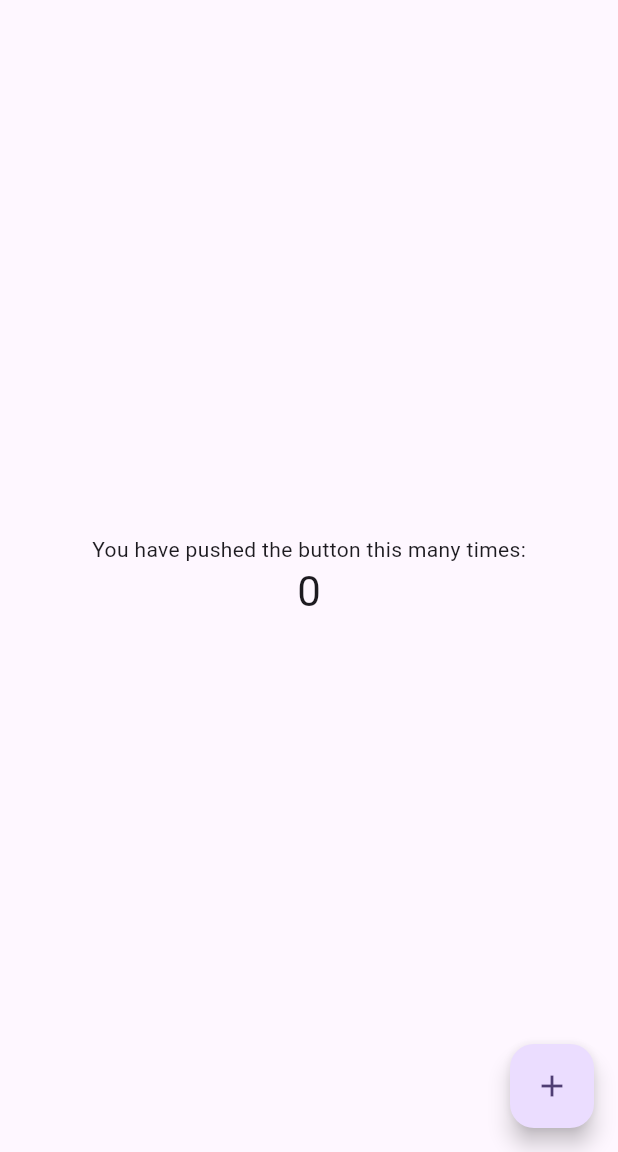
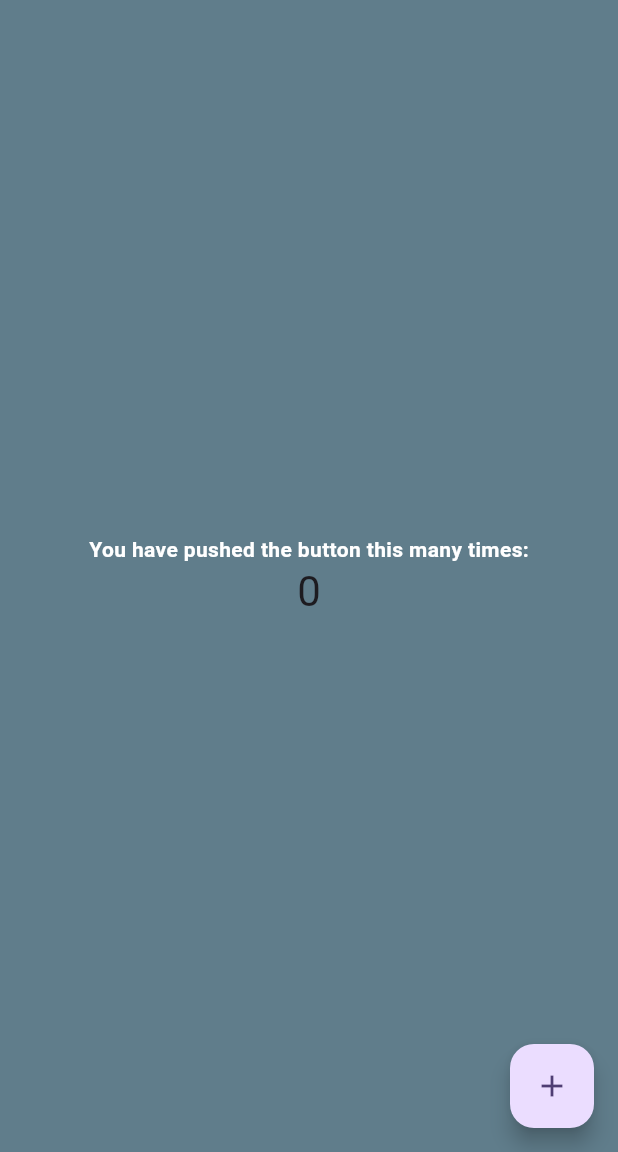
Before and after one commit to maeta187/flutter-introduction-to-practice-themes-and-routing, a Flutter app: the screen it shows after launch, on a phone screen of 412 x 824 dp, the part 84-1236 px from its top. Run offline on Flutter 3.47's test engine with Material 3 defaults, Android fonts, the phone set to English and light mode, and no system bars.

Commit message:
💄 : マテリアルデザインを元にしたテーマ設定

```diff
--- a/lib/main.dart
+++ b/lib/main.dart
@@ -12,9 +12,14 @@ class MainApp extends StatelessWidget {
     return MaterialApp(
       title: 'Flutter Demo',
       theme: ThemeData(
-        colorScheme: ColorScheme.fromSeed(seedColor: Colors.deepPurple),
-        // .copyWith(surface: const Color(0xFFE6F5FC)),
-        useMaterial3: true,
+        colorScheme:
+            ColorScheme.fromSeed(seedColor: Colors.deepPurple) // アプリの外観の色を設定できる
+                .copyWith(surface: Colors.blueGrey), // アプリの背景色が変わる
+        textTheme: const TextTheme(
+            bodyMedium: TextStyle(
+                color: Colors.white,
+                fontWeight: FontWeight.w600)), // テキストの色が変わる
+        useMaterial3: true, // Material3のデザインを使う
       ),
       home: const MyHomePage(title: 'Flutter Demo Home Page'),
     );
```
